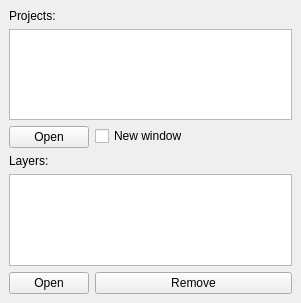
Before: the Qt Designer form thematics_dockwidget_base.ui in zsiki/thematics, drawn with Qt 5.
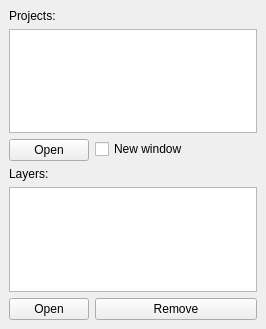
After: the same form once the commit is applied.

Commit message: fix false error message if layer already opened in project

```diff
--- a/thematics_dockwidget_base.ui
+++ b/thematics_dockwidget_base.ui
@@ -6,10 +6,16 @@
    <rect>
     <x>0</x>
     <y>0</y>
-    <width>301</width>
-    <height>303</height>
+    <width>266</width>
+    <height>329</height>
    </rect>
   </property>
+  <property name="sizePolicy">
+   <sizepolicy hsizetype="Expanding" vsizetype="Expanding">
+    <horstretch>0</horstretch>
+    <verstretch>0</verstretch>
+   </sizepolicy>
+  </property>
   <property name="locale">
    <locale language="English" country="UnitedStates"/>
   </property>
@@ -40,7 +46,7 @@
     <item row="2" column="0" colspan="2">
      <widget class="QListWidget" name="list_projects">
       <property name="sizePolicy">
-       <sizepolicy hsizetype="Expanding" vsizetype="Preferred">
+       <sizepolicy hsizetype="Expanding" vsizetype="Expanding">
         <horstretch>0</horstretch>
         <verstretch>0</verstretch>
        </sizepolicy>
@@ -73,6 +79,12 @@
     </item>
     <item row="5" column="0" colspan="2">
      <widget class="QListWidget" name="list_layers">
+      <property name="sizePolicy">
+       <sizepolicy hsizetype="Expanding" vsizetype="Expanding">
+        <horstretch>0</horstretch>
+        <verstretch>0</verstretch>
+       </sizepolicy>
+      </property>
       <property name="sortingEnabled">
        <bool>true</bool>
       </property>
```
The commit also changes 1 other file.
